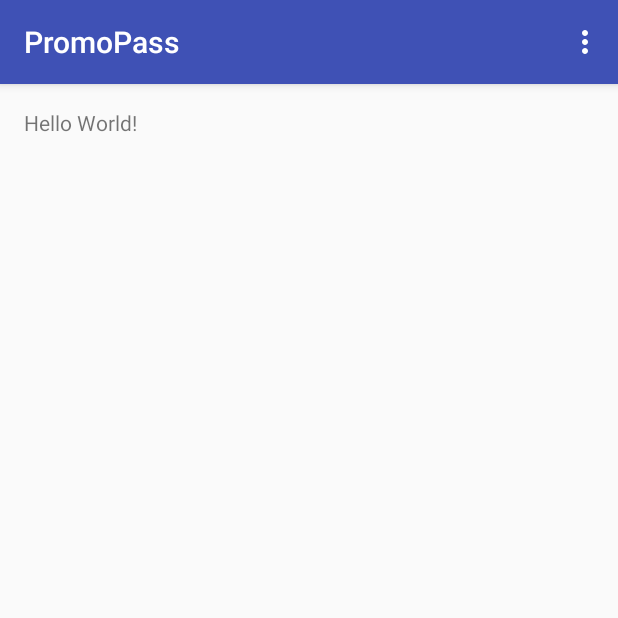
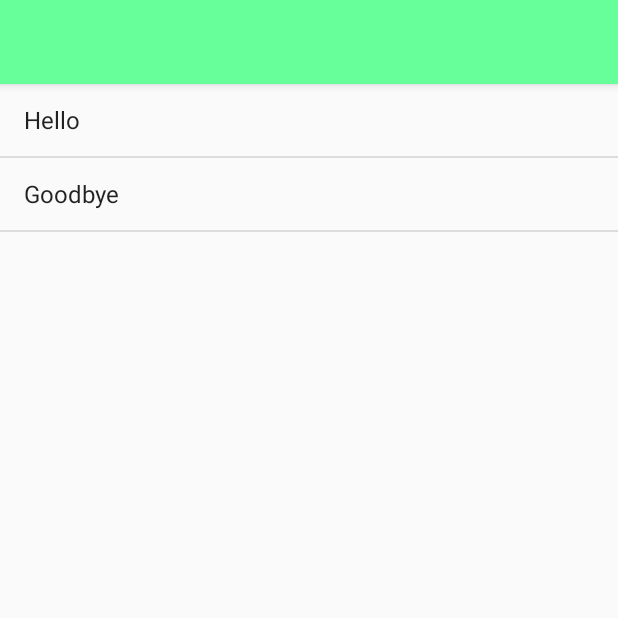
Before and after one commit to PromoPass/promopass.github.io, an Android app: the screen it shows after launch (ListNearbyProviders), on a phone screen of 412 x 824 dp, the top half of it. Run offline under Robolectric (Android 15) with nearby library versions, the phone set to English and light mode, and no system bars.

Commit message:
List Nearby Provider

```diff
--- a/PromoPass/app/src/main/AndroidManifest.xml
+++ b/PromoPass/app/src/main/AndroidManifest.xml
@@ -5,12 +5,12 @@
     <application
         android:allowBackup="true"
         android:icon="@mipmap/ic_launcher"
-        android:label="@string/app_name"
+        android:label=""
         android:supportsRtl="true"
         android:theme="@style/AppTheme" >
         <activity
             android:name=".ListNearbyProviders"
-            android:label="@string/app_name"
+            android:label=""
             android:theme="@style/AppTheme.NoActionBar" >
             <intent-filter>
                 <action android:name="android.intent.action.MAIN" />
--- a/PromoPass/app/src/main/java/nmotion/promopass/ListNearbyProviders.java
+++ b/PromoPass/app/src/main/java/nmotion/promopass/ListNearbyProviders.java
@@ -5,37 +5,81 @@ import android.support.v7.app.AppCompatActivity;
 import android.support.v7.widget.Toolbar;
 import android.view.Menu;
 import android.view.MenuItem;
+import android.view.View;
+import android.widget.AdapterView;
+import android.widget.ArrayAdapter;
+import android.widget.ListView;
+import android.widget.Toast;
 
 public class ListNearbyProviders extends AppCompatActivity {
+
+    private Menu optionsMenu;
+    private Toolbar toolbar;
+    private int MENU_CLEAR = Menu.FIRST;
+    private int MENU_CLOSE = Menu.FIRST + 1;
+    private boolean isSelected;
+
+    private ListView nearbyProvidersView;
+    private ArrayAdapter<String> nearbyProviders;
+    private int selectedPosition;
 
     @Override
     protected void onCreate(Bundle savedInstanceState) {
         super.onCreate(savedInstanceState);
         setContentView(R.layout.activity_list_nearby_providers);
-        Toolbar toolbar = (Toolbar) findViewById(R.id.toolbar);
+        toolbar = (Toolbar) findViewById(R.id.toolbar);
         setSupportActionBar(toolbar);
+
+        nearbyProvidersView = (ListView) findViewById(R.id.nearbyProviders_list);
+        nearbyProviders = new ArrayAdapter<String>(this, android.R.layout.simple_list_item_1);
+        nearbyProvidersView.setAdapter(nearbyProviders);
+
+        nearbyProviders.add("Hello");
+        nearbyProviders.add("Goodbye");
+
+        nearbyProvidersView.setOnItemLongClickListener(new AdapterView.OnItemLongClickListener() {
+            @Override
+            public boolean onItemLongClick(AdapterView<?> parent, View view, int position, long id) {
+                if(!isSelected) {
+                    toolbar.setBackgroundColor(getResources().getColor(R.color.colorPrimarySelected));
+                    optionsMenu.add(0, R.id.action_close, MENU_CLOSE, R.string.action_close)
+                            .setIcon(R.drawable.close)
+                            .setShowAsAction(MenuItem.SHOW_AS_ACTION_ALWAYS);
+                    optionsMenu.add(0, R.id.action_clear, MENU_CLEAR, R.string.action_clear)
+                            .setIcon(R.drawable.clear)
+                            .setShowAsAction(MenuItem.SHOW_AS_ACTION_ALWAYS);
+                    isSelected = true;
+                }
+                return false;
+            }
+        });
 
     }
 
     @Override
     public boolean onCreateOptionsMenu(Menu menu) {
-        // Inflate the menu; this adds items to the action bar if it is present.
-        getMenuInflater().inflate(R.menu.menu_list_nearby_providers, menu);
-        return true;
+        optionsMenu = menu;
+        return super.onCreateOptionsMenu(menu);
     }
 
+    @SuppressWarnings("deprecation")
     @Override
     public boolean onOptionsItemSelected(MenuItem item) {
-        // Handle action bar item clicks here. The action bar will
-        // automatically handle clicks on the Home/Up button, so long
-        // as you specify a parent activity in AndroidManifest.xml.
-        int id = item.getItemId();
+        super.onOptionsItemSelected(item);
 
-        //noinspection SimplifiableIfStatement
-        if (id == R.id.action_settings) {
-            return true;
+        switch (item.getItemId()) {
+            case R.id.action_clear:
+                Toast.makeText(this, "Clear", Toast.LENGTH_LONG).show();
+                break;
         }
 
-        return super.onOptionsItemSelected(item);
+        toolbar.setBackgroundColor(getResources().getColor(R.color.colorPrimary));
+        optionsMenu.removeItem(R.id.action_close);
+        optionsMenu.removeItem(R.id.action_clear);
+        isSelected=false;
+
+        return false;
     }
+
+
 }
--- a/PromoPass/app/src/main/res/layout/content_list_nearby_providers.xml
+++ b/PromoPass/app/src/main/res/layout/content_list_nearby_providers.xml
@@ -2,13 +2,14 @@
 <RelativeLayout xmlns:android="http://schemas.android.com/apk/res/android"
     xmlns:tools="http://schemas.android.com/tools"
     xmlns:app="http://schemas.android.com/apk/res-auto" android:layout_width="match_parent"
-    android:layout_height="match_parent" android:paddingLeft="@dimen/activity_horizontal_margin"
-    android:paddingRight="@dimen/activity_horizontal_margin"
-    android:paddingTop="@dimen/activity_vertical_margin"
-    android:paddingBottom="@dimen/activity_vertical_margin"
+    android:layout_height="match_parent"
     app:layout_behavior="@string/appbar_scrolling_view_behavior"
     tools:showIn="@layout/activity_list_nearby_providers" tools:context=".ListNearbyProviders">
 
-    <TextView android:text="Hello World!" android:layout_width="wrap_content"
-        android:layout_height="wrap_content" />
+    <ListView
+        android:layout_width="match_parent"
+        android:layout_height="match_parent"
+        android:id="@+id/nearbyProviders_list"
+        android:choiceMode="singleChoice" />
+
 </RelativeLayout>
--- a/PromoPass/app/src/main/res/menu/menu_list_nearby_providers.xml
+++ /dev/null
@@ -1,6 +0,0 @@
-<menu xmlns:android="http://schemas.android.com/apk/res/android"
-    xmlns:app="http://schemas.android.com/apk/res-auto"
-    xmlns:tools="http://schemas.android.com/tools" tools:context=".ListNearbyProviders">
-    <item android:id="@+id/action_settings" android:title="@string/action_settings"
-        android:orderInCategory="100" app:showAsAction="never" />
-</menu>
--- a/PromoPass/app/src/main/res/values/colors.xml
+++ b/PromoPass/app/src/main/res/values/colors.xml
@@ -1,6 +1,7 @@
 <?xml version="1.0" encoding="utf-8"?>
 <resources>
-    <color name="colorPrimary">#3F51B5</color>
-    <color name="colorPrimaryDark">#303F9F</color>
+    <color name="colorPrimary">#66FF99</color>
+    <color name="colorPrimaryDark">#001908</color>
+    <color name="colorPrimarySelected">#939393</color>
     <color name="colorAccent">#FF4081</color>
 </resources>
--- /dev/null
+++ b/PromoPass/app/src/main/res/values/ids.xml
@@ -0,0 +1,5 @@
+<?xml version="1.0" encoding="utf-8"?>
+<resources>
+    <item name="action_clear" type="id">action_clear</item>
+    <item name="action_close" type="id" />
+</resources>
--- a/PromoPass/app/src/main/res/values/strings.xml
+++ b/PromoPass/app/src/main/res/values/strings.xml
@@ -1,4 +1,7 @@
 <resources>
     <string name="app_name">PromoPass</string>
     <string name="action_settings">Settings</string>
+    <string name="action_menu">Main Menu</string>
+    <string name="action_clear">Clear</string>
+    <string name="action_close">Close</string>
 </resources>
```
Also changed, not shown: PromoPass/app/src/main/res/drawable/clear.png (added), PromoPass/app/src/main/res/drawable/close.png (added), PromoPass/app/src/main/res/drawable/menu.png (added).
